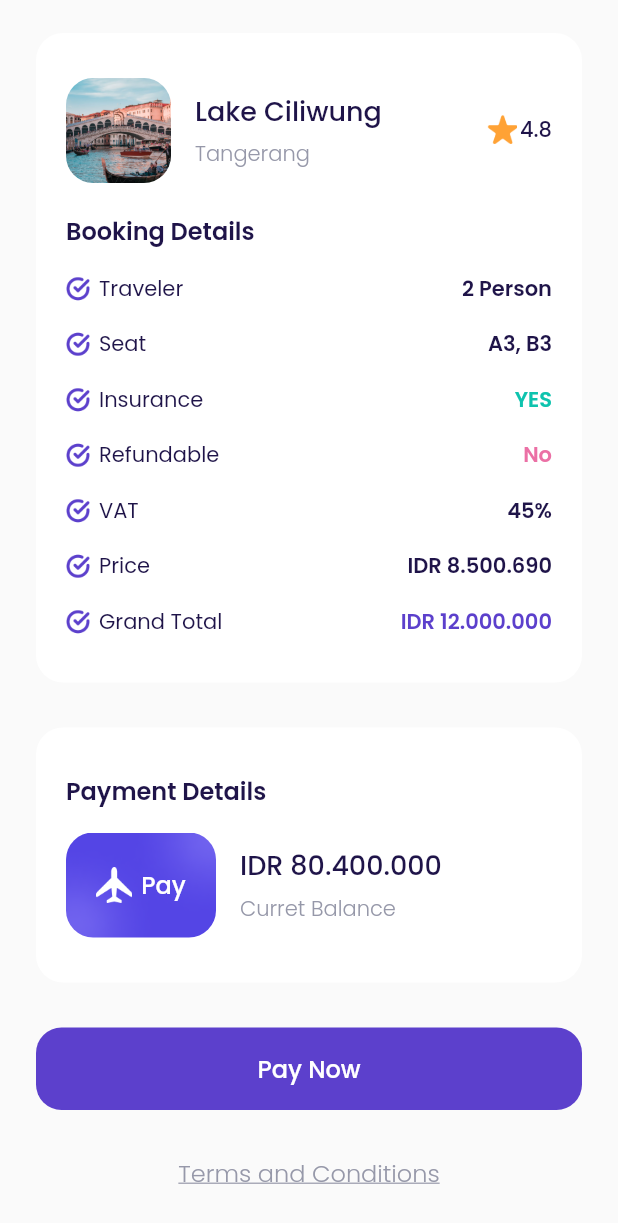
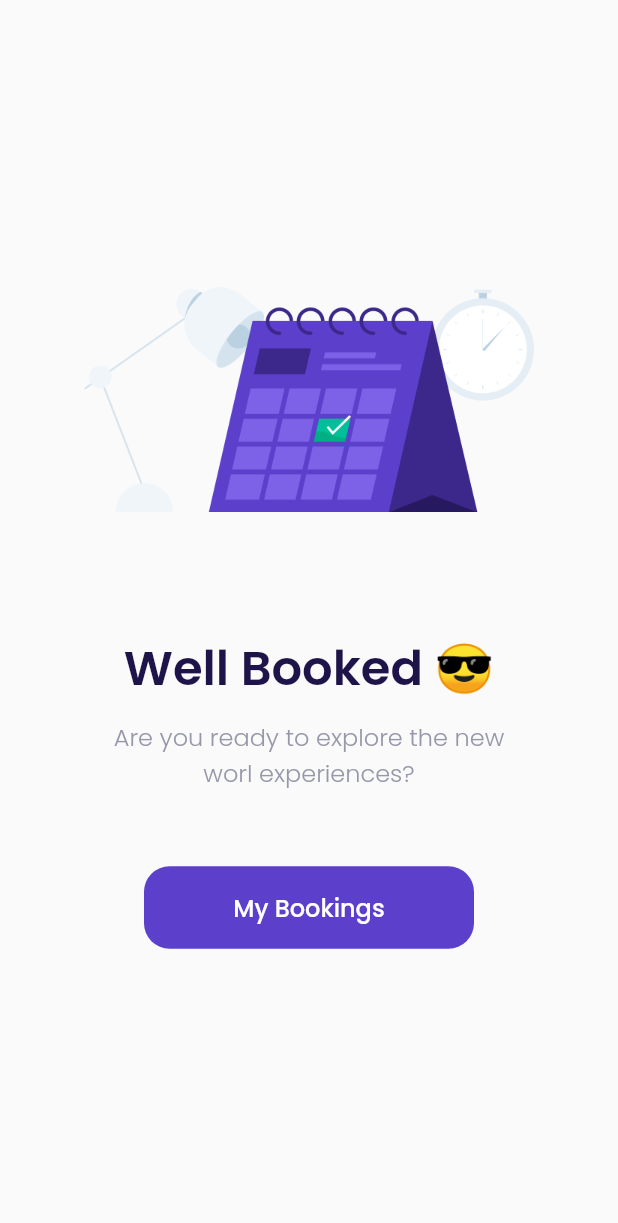
Before and after one commit to parhanhambali/airplane_flutter, a Flutter app: the CheckoutPage screen opened directly, scrolled down 190 dp, after a tap on "Pay Now", on a phone screen of 412 x 824 dp. Shown: the top 1223 px of the screen. Run offline on Flutter 3.47's test engine with Material 2 defaults, Android fonts, the phone set to English and light mode, and no system bars; our stand-ins replace google_fonts.

Commit message:
add succes_checkout_page

```diff
--- a/lib/ui/pages/checkout_page.dart
+++ b/lib/ui/pages/checkout_page.dart
@@ -2,6 +2,7 @@ import 'package:flutter/material.dart';
 import '../../shared/theme.dart';
 import '../widgets/booking_details_item.dart';
 import '../widgets/custom_button.dart';
+import 'success_checkout_page.dart';
 
 class CheckoutPage extends StatelessWidget {
   const CheckoutPage({Key? key}) : super(key: key);
@@ -307,7 +308,12 @@ class CheckoutPage extends StatelessWidget {
       return CustomButton(
         title: 'Pay Now',
         onPressd: () {
-
+          Navigator.push(
+            context,
+            MaterialPageRoute(
+              builder: (context) => SuccessCheckoutPage(),
+            ),
+          );
         },
         margin: EdgeInsets.only(top: 30),
       );
--- /dev/null
+++ b/lib/ui/pages/success_checkout_page.dart
@@ -0,0 +1,60 @@
+import 'package:flutter/material.dart';
+import '../../shared/theme.dart';
+import '../widgets/custom_button.dart';
+
+class SuccessCheckoutPage extends StatelessWidget {
+  const SuccessCheckoutPage({Key? key}) : super(key: key);
+
+  @override
+  Widget build(BuildContext context) {
+    return Scaffold(
+      backgroundColor: kBackgroundColor,
+      body: Center(
+        child: Column(
+          mainAxisAlignment: MainAxisAlignment.center,
+          children: [
+            Container(
+              width: 300,
+              height: 150,
+              margin: EdgeInsets.only(bottom: 80),
+              decoration: BoxDecoration(
+                image: DecorationImage(
+                  image: AssetImage(
+                    'assets/image_success.png',
+                  ),
+                ),
+              ),
+            ),
+            Text(
+              'Well Booked 😎',
+              style: blackTextStyle.copyWith(
+                fontSize: 32,
+                fontWeight: semiBold
+              ),
+            ),
+            SizedBox(
+              height: 10,
+            ),
+            Text(
+              'Are you ready to explore the new\nworl experiences?',
+              style: greyTextStyle.copyWith(
+                fontSize: 16,
+                fontWeight: light,
+              ),
+              textAlign: TextAlign.center,
+            ),
+            CustomButton(
+              title: 'My Bookings',
+              onPressd: () {
+                Navigator.pushNamedAndRemoveUntil(
+                  context, '/main', (route) => false);
+              },
+              width: 220,
+              margin: EdgeInsets.only(top: 50),
+            ),
+          ],
+        ),
+      ),
+    );
+  }
+}
```
